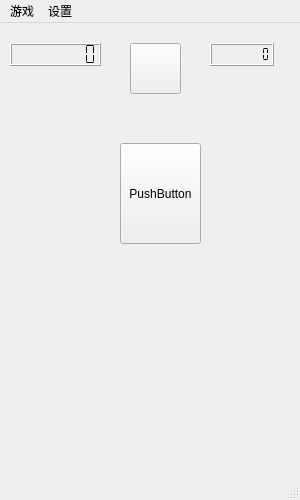
Above: src/mainwindow.ui from reeink/mine-sweeper before the change. Below: the same form after it.
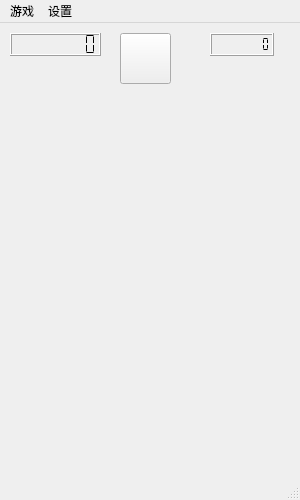
That is the form after the change. Icons and pictures are not drawn.

Patch:
```diff
--- a/src/mainwindow.ui
+++ b/src/mainwindow.ui
@@ -27,8 +27,8 @@
     </property>
     <property name="geometry">
      <rect>
-      <x>130</x>
-      <y>20</y>
+      <x>120</x>
+      <y>10</y>
       <width>51</width>
       <height>51</height>
      </rect>
@@ -83,7 +83,7 @@
     <property name="geometry">
      <rect>
       <x>210</x>
-      <y>20</y>
+      <y>10</y>
       <width>64</width>
       <height>23</height>
      </rect>
@@ -101,24 +101,11 @@
      <number>0</number>
     </property>
    </widget>
-   <widget class="QPushButton" name="pushButton">
-    <property name="geometry">
-     <rect>
-      <x>120</x>
-      <y>120</y>
-      <width>81</width>
-      <height>101</height>
-     </rect>
-    </property>
-    <property name="text">
-     <string>PushButton</string>
-    </property>
-   </widget>
    <widget class="QLCDNumber" name="timeKeeper">
     <property name="geometry">
      <rect>
       <x>10</x>
-      <y>20</y>
+      <y>10</y>
       <width>91</width>
       <height>23</height>
      </rect>
```
